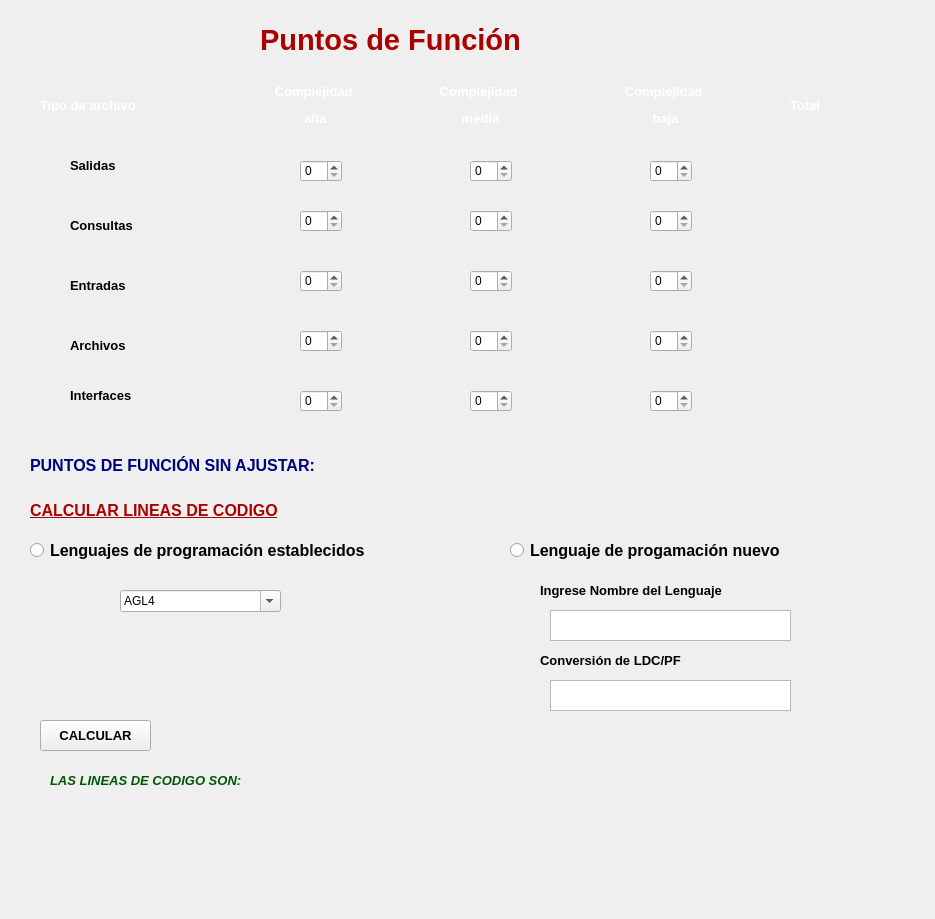
Richard022R/proyecto-pyqt5, file puntos.ui: the form before one commit.
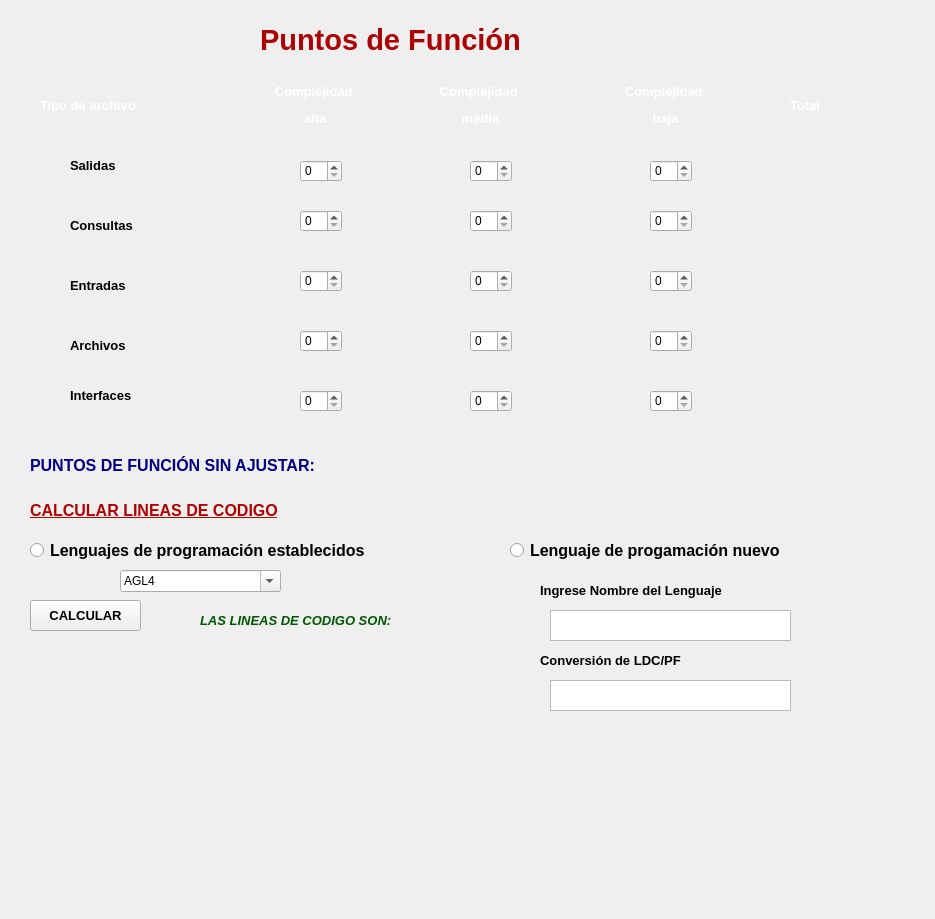
The form after the commit. Icons and pictures are not drawn.

Commit message: puntos de funcion

Diff of the .ui file:
```diff
--- a/puntos.ui
+++ b/puntos.ui
@@ -516,7 +516,7 @@
   <widget class="QLabel" name="label_19">
    <property name="geometry">
     <rect>
-     <x>410</x>
+     <x>370</x>
      <y>450</y>
      <width>101</width>
      <height>21</height>
@@ -596,7 +596,7 @@
    <property name="geometry">
     <rect>
      <x>120</x>
-     <y>590</y>
+     <y>570</y>
      <width>161</width>
      <height>22</height>
     </rect>
@@ -830,8 +830,8 @@
   <widget class="QPushButton" name="pushButton">
    <property name="geometry">
     <rect>
-     <x>40</x>
-     <y>720</y>
+     <x>30</x>
+     <y>600</y>
      <width>111</width>
      <height>31</height>
     </rect>
@@ -850,8 +850,8 @@
   <widget class="QLabel" name="label_23">
    <property name="geometry">
     <rect>
-     <x>50</x>
-     <y>770</y>
+     <x>200</x>
+     <y>610</y>
      <width>301</width>
      <height>21</height>
     </rect>
@@ -870,8 +870,8 @@
   <widget class="QLabel" name="label_24">
    <property name="geometry">
     <rect>
-     <x>320</x>
-     <y>770</y>
+     <x>390</x>
+     <y>610</y>
      <width>121</width>
      <height>16</height>
     </rect>
@@ -907,10 +907,10 @@
   <widget class="QLabel" name="label_26">
    <property name="geometry">
     <rect>
-     <x>570</x>
-     <y>740</y>
+     <x>550</x>
+     <y>410</y>
      <width>161</width>
-     <height>81</height>
+     <height>151</height>
     </rect>
    </property>
    <property name="text">
```
Left out of the diff: 29 changed lines with no effect on the pictures. The commit also changes 12 other files.
